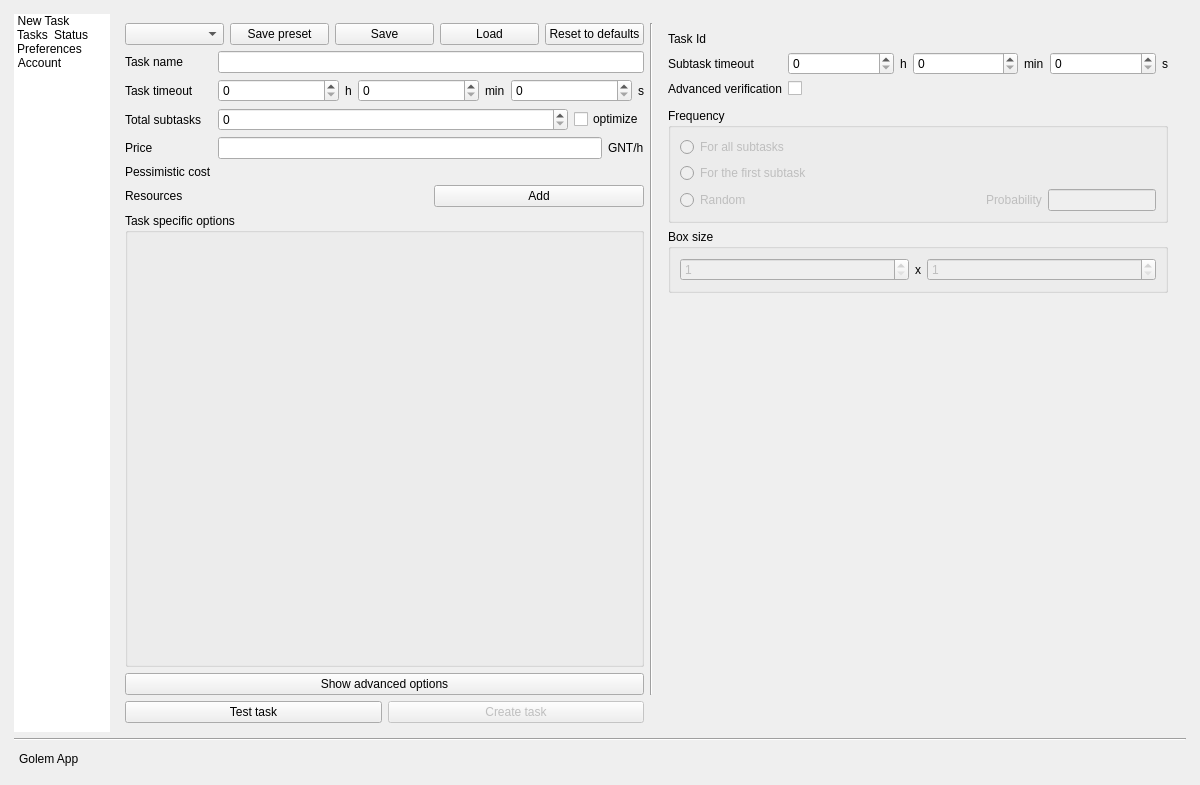
golemfactory/clay, file gui/view/AppMainWindow.ui: the form before one commit.
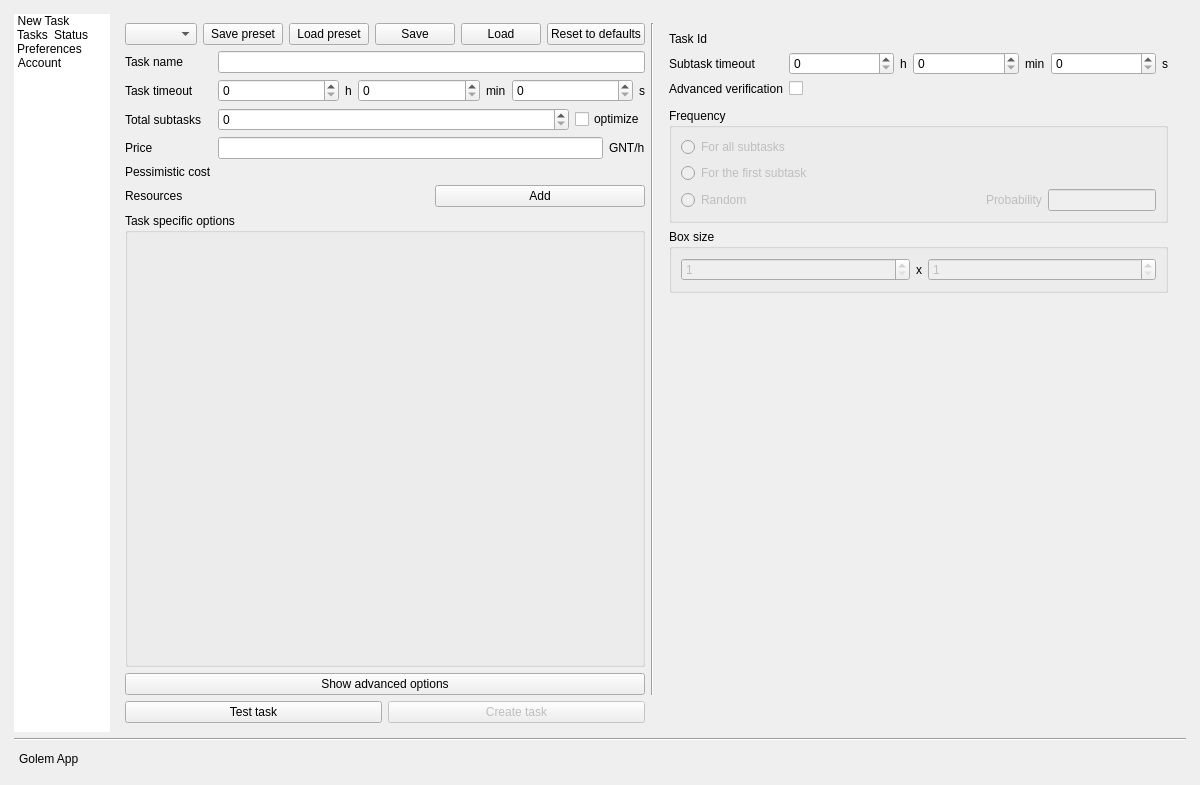
The form after the commit. Icons and pictures are not drawn.

Commit message: Load preset - WIP

```diff
--- a/gui/view/AppMainWindow.ui
+++ b/gui/view/AppMainWindow.ui
@@ -534,6 +534,16 @@
                     </property>
                    </widget>
                   </item>
+                  <item>
+                   <widget class="QPushButton" name="loadPresetButton">
+                    <property name="toolTip">
+                     <string>Load preset</string>
+                    </property>
+                    <property name="text">
+                     <string>Load preset</string>
+                    </property>
+                   </widget>
+                  </item>
                   <item>
                    <widget class="QPushButton" name="saveButton">
                     <property name="toolTip">
```
The commit also changes 7 other files.
